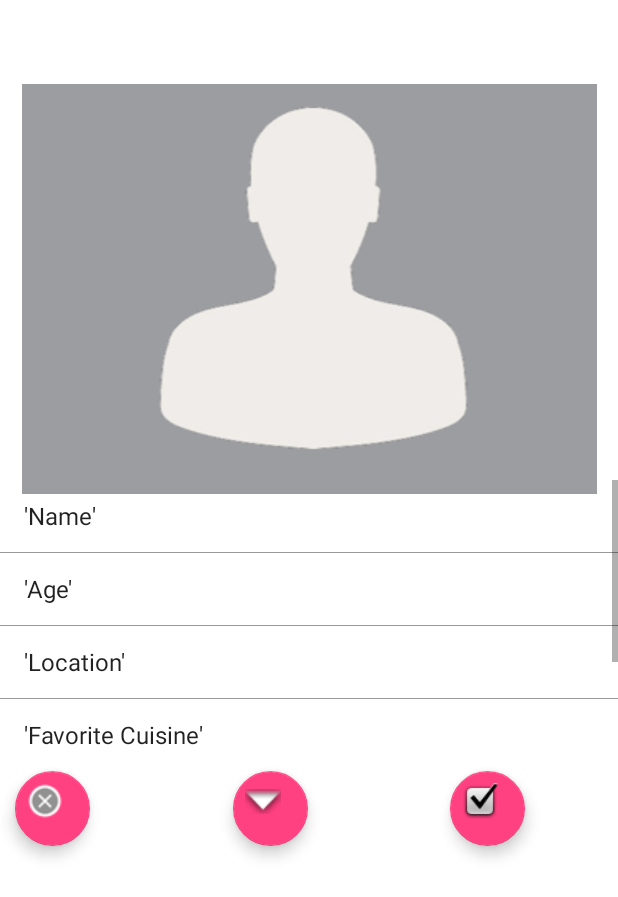
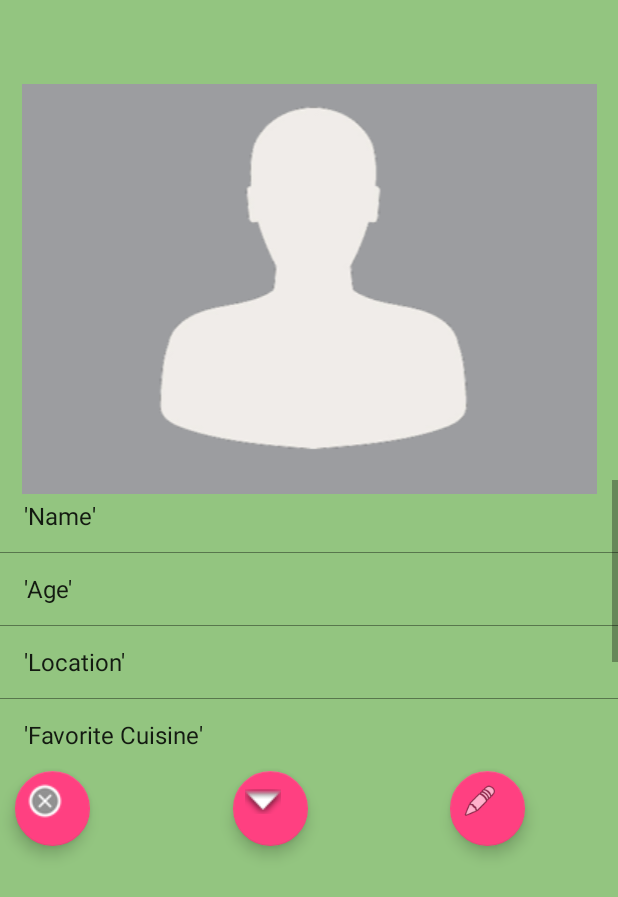
Before and after one commit to chang352/Lets-Eat, an Android app: the ProfileMatches screen opened directly, with no data from a screen before it, on a phone screen of 412 x 824 dp. Shown: the top 897 px of the screen. Run offline under Robolectric (Android 15) with nearby library versions, the phone set to English and light mode, and no system bars.

Commit message:
added profile UI page for a match, when user clicks on match in matches UI page it goes to this activity

```diff
--- a/Lets-Eat- copy/app/src/main/AndroidManifest.xml
+++ b/Lets-Eat- copy/app/src/main/AndroidManifest.xml
@@ -18,9 +18,7 @@
             android:configChanges="orientation|keyboardHidden|screenSize"
             android:label="Account Creation"
             android:screenOrientation="portrait"
-            android:theme="@style/FullscreenTheme" >
-
-        </activity>
+            android:theme="@style/FullscreenTheme"></activity>
         <activity
             android:name=".PopupInvalidEmail"
             android:configChanges="orientation|keyboardHidden|screenSize"
@@ -61,10 +59,17 @@
             android:screenOrientation="portrait"
             android:theme="@style/FullscreenTheme" />
         <activity
-            android:name=".SearchesProfile"
+            android:name=".ProfileSearches"
             android:configChanges="orientation|keyboardHidden|screenSize"
             android:label="@string/title_activity_searches_profile"
-            android:theme="@style/FullscreenTheme"></activity>
+            android:theme="@style/FullscreenTheme" />
+        <activity
+            android:name=".ProfileMatches"
+            android:configChanges="orientation|keyboardHidden|screenSize"
+            android:label="@string/title_activity_matches_profile"
+            android:theme="@style/FullscreenTheme">
+
+        </activity>
     </application>
 
 </manifest>
--- a/Lets-Eat- copy/app/src/main/java/cs307spring17team26/lets_eat_/SearchesProfile.java
+++ b/Lets-Eat- copy/app/src/main/java/cs307spring17team26/lets_eat_/ProfileMatches.java
@@ -16,7 +16,7 @@ import android.widget.ListView;
  * An example full-screen activity that shows and hides the system UI (i.e.
  * status bar and navigation/system bar) with user interaction.
  */
-public class SearchesProfile extends AppCompatActivity {
+public class ProfileMatches extends AppCompatActivity {
     /**
      * Whether or not the system UI should be auto-hidden after
      * {@link #AUTO_HIDE_DELAY_MILLIS} milliseconds.
@@ -91,24 +91,28 @@ public class SearchesProfile extends AppCompatActivity {
     protected void onCreate(Bundle savedInstanceState) {
         super.onCreate(savedInstanceState);
 
-        setContentView(R.layout.activity_searches_profile);
+        setContentView(R.layout.profile_matches);
 
-        ImageView imageView = (ImageView)findViewById(R.id.imageView);
-        ListView infoListView = (ListView)findViewById(R.id.infoListView);
+        mVisible = true;
+        mControlsView = findViewById(R.id.fullscreen_content_controls);
+        mContentView = findViewById(R.id.fullscreen_content);
+
+        ImageView imageView = (ImageView)findViewById(R.id.matchProfilePic);
+        ListView infoListView = (ListView)findViewById(R.id.matchInfo);
         FloatingActionButton deleteButton = (FloatingActionButton)findViewById(R.id.deleteButton);
         FloatingActionButton closeProfileButton = (FloatingActionButton)findViewById(R.id.closeProfileButton);
-        FloatingActionButton acceptButton = (FloatingActionButton)findViewById(R.id.acceptButton);
+        FloatingActionButton chatButton = (FloatingActionButton)findViewById(R.id.chatButton);
 
-        //removing the profile as potential match, closing the activity and going back to searches UI page
+        //removing the match, closing the activity and going back to match UI page
         deleteButton.setOnClickListener(new View.OnClickListener() {
             @Override
             public void onClick(View v) {
-                // code for to remove profile as potential match
+                // code for to remove match
                 finish();
             }
         });
 
-        //closing the activity, closing the potential match profile and going back to searches UI page
+        //closing the activity, closing the match profile and going back to matches UI page
         closeProfileButton.setOnClickListener(new View.OnClickListener() {
             @Override
             public void onClick(View v) {
@@ -116,11 +120,11 @@ public class SearchesProfile extends AppCompatActivity {
             }
         });
 
-        //accepting th profile as potential match, closing the activity and going back to searches UI page
-        acceptButton.setOnClickListener(new View.OnClickListener() {
+        //chat with match
+        chatButton.setOnClickListener(new View.OnClickListener() {
             @Override
             public void onClick(View v) {
-                //code for to accept profile as potential match
+                //code for to chat with match
                 finish();
             }
         });
@@ -135,18 +139,13 @@ public class SearchesProfile extends AppCompatActivity {
         ArrayAdapter<String> infoListViewAdapter = new ArrayAdapter<String>(this, android.R.layout.simple_list_item_1, info);
         infoListView.setAdapter(infoListViewAdapter);
 
-        mVisible = true;
-        mControlsView = findViewById(R.id.fullscreen_content_controls);
-        mContentView = findViewById(R.id.fullscreen_content);
-
-
         // Set up the user interaction to manually show or hide the system UI.
-        mContentView.setOnClickListener(new View.OnClickListener() {
+        /*mContentView.setOnClickListener(new View.OnClickListener() {
             @Override
             public void onClick(View view) {
                 toggle();
             }
-        });
+        });*/
 
         // Upon interacting with UI controls, delay any scheduled hide()
         // operations to prevent the jarring behavior of controls going away
--- a/Lets-Eat- copy/app/src/main/java/cs307spring17team26/lets_eat_/TabProfileFragment.java
+++ b/Lets-Eat- copy/app/src/main/java/cs307spring17team26/lets_eat_/TabProfileFragment.java
@@ -30,7 +30,7 @@ public class TabProfileFragment extends Fragment {
         profilePicButton.setOnClickListener(new View.OnClickListener() {
             @Override
             public void onClick(View v) {
-                Intent intent = new Intent(getActivity(), SearchesProfile.class);
+                Intent intent = new Intent(getActivity(), ProfileMatches.class);
                 startActivity(intent);
             }
         });
--- a/Lets-Eat- copy/app/src/main/res/layout/activity_searches_profile.xml
+++ b/Lets-Eat- copy/app/src/main/res/layout/profile_matches.xml
@@ -4,7 +4,7 @@
     android:layout_width="match_parent"
     android:layout_height="match_parent"
     android:background="#0099cc"
-    tools:context="cs307spring17team26.lets_eat_.SearchesProfile">
+    tools:context="cs307spring17team26.lets_eat_.ProfileMatches">
 
     <!-- The primary full-screen view. This can be replaced with whatever view
          is needed to present your content, e.g. VideoView, SurfaceView,
@@ -26,7 +26,7 @@
         android:layout_width="match_parent"
         android:layout_height="match_parent"
         android:fitsSystemWindows="true"
-        android:background="#ffffff">
+        android:background="#93c580">
 
         <LinearLayout
             android:id="@+id/fullscreen_content_controls"
@@ -44,26 +44,16 @@
             android:layout_width="match_parent"
             android:layout_height="wrap_content"
             android:src="@drawable/person_icon"
-            android:id="@+id/imageView"
+            android:id="@+id/matchProfilePic"
             android:layout_marginTop="-10dp" />
 
         <ListView
             android:layout_width="match_parent"
+            android:layout_height="188dp"
             android:layout_marginTop="264dp"
+            android:id="@+id/matchInfo"
             android:divider="@color/black_overlay"
-            android:dividerHeight="0.5dp"
-            android:id="@+id/infoListView"
-            android:layout_height="188dp" />
-
-        <android.support.design.widget.FloatingActionButton
-            android:layout_width="54dp"
-            android:layout_height="50dp"
-            android:clickable="true"
-            app:fabSize="mini"
-            android:src="@android:drawable/checkbox_on_background"
-            android:id="@+id/acceptButton"
-            android:layout_marginLeft="300dp"
-            android:layout_marginTop="458dp" />
+            android:dividerHeight="0.5dp" />
 
         <android.support.design.widget.FloatingActionButton
             android:layout_width="54dp"
@@ -85,6 +75,16 @@
             android:layout_marginLeft="155dp"
             android:layout_marginTop="458dp" />
 
+        <android.support.design.widget.FloatingActionButton
+            android:layout_width="54dp"
+            android:layout_height="50dp"
+            android:clickable="true"
+            android:src="@android:drawable/ic_menu_edit"
+            android:id="@+id/chatButton"
+            android:layout_marginLeft="300dp"
+            android:layout_marginTop="458dp"
+            app:fabSize="mini" />
+
     </FrameLayout>
 
 </FrameLayout>
--- a/Lets-Eat- copy/app/src/main/res/values/strings.xml
+++ b/Lets-Eat- copy/app/src/main/res/values/strings.xml
@@ -114,4 +114,6 @@
     <string name="navigation_drawer_open">Open navigation drawer</string>
     <string name="navigation_drawer_close">Close navigation drawer</string>
     <string name="title_activity_searches_profile">SearchesProfile</string>
+
+    <string name="title_activity_matches_profile">MatchesProfile</string>
 </resources>
--- a/Lets-Eat- copy/app/src/main/res/xml/pref_headers.xml
+++ b/Lets-Eat- copy/app/src/main/res/xml/pref_headers.xml
@@ -3,17 +3,17 @@
     <!-- These settings headers are only used on tablets. -->
 
     <header
-        android:fragment="cs307spring17team26.lets_eat_.SearchesProfile$GeneralPreferenceFragment"
+        android:fragment="cs307spring17team26.lets_eat_.ProfileSearches$GeneralPreferenceFragment"
         android:icon="@drawable/ic_info_black_24dp"
         android:title="@string/pref_header_general" />
 
     <header
-        android:fragment="cs307spring17team26.lets_eat_.SearchesProfile$NotificationPreferenceFragment"
+        android:fragment="cs307spring17team26.lets_eat_.ProfileSearches$NotificationPreferenceFragment"
         android:icon="@drawable/ic_notifications_black_24dp"
         android:title="@string/pref_header_notifications" />
 
     <header
-        android:fragment="cs307spring17team26.lets_eat_.SearchesProfile$DataSyncPreferenceFragment"
+        android:fragment="cs307spring17team26.lets_eat_.ProfileSearches$DataSyncPreferenceFragment"
         android:icon="@drawable/ic_sync_black_24dp"
         android:title="@string/pref_header_data_sync" />
 
```
Also changed, not shown: Lets-Eat- copy/app/src/main/java/cs307spring17team26/lets_eat_/ProfileSearches.java (added, +208 -0 lines), Lets-Eat- copy/app/src/main/res/layout/profile_searches.xml (added, +91 -0 lines).
